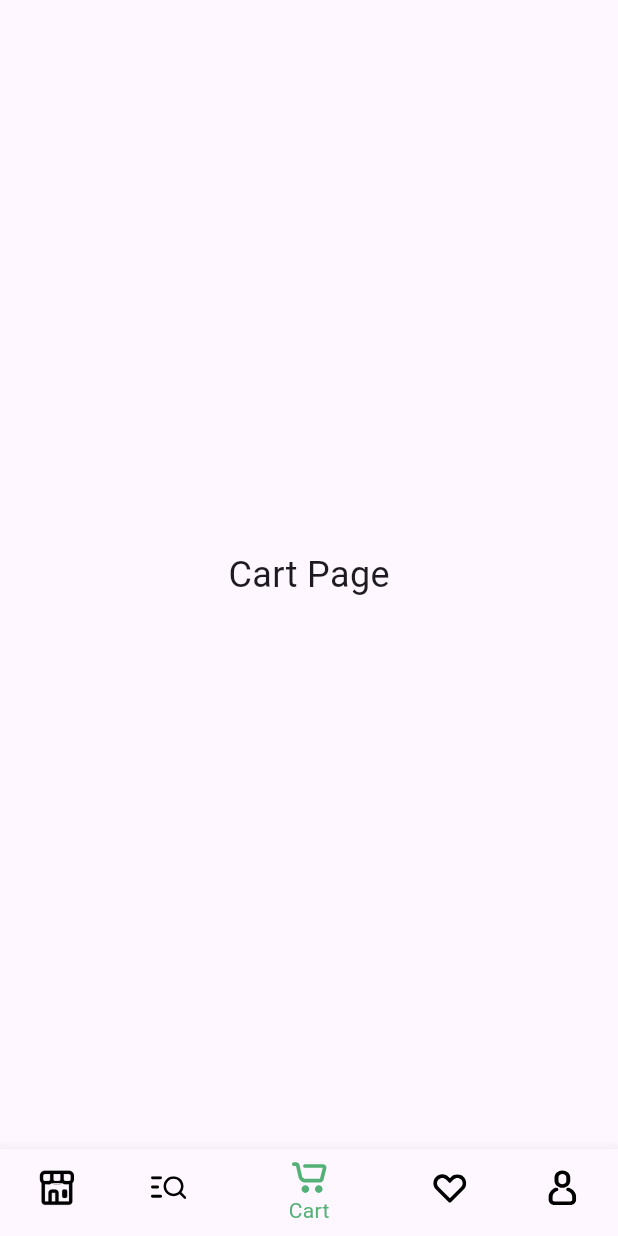
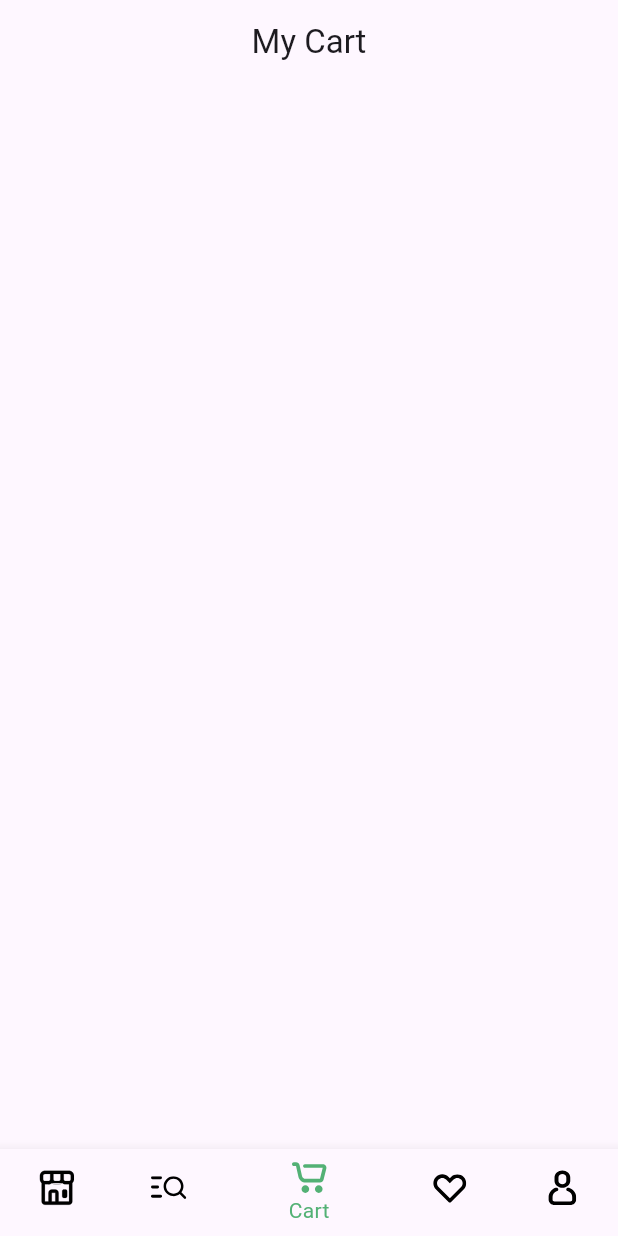
Before and after one commit to NGPTechWorld/PCITestApp, a Flutter app: the HomePage screen opened directly, item 3 of the bottom bar chosen, on a phone screen of 412 x 824 dp. Run offline on Flutter 3.47's test engine with Material 3 defaults, Android fonts, the light colour scheme and no system bars; our stand-ins replace flutter_svg, hexcolor.

Commit message:
add MyCart and OOP CartItem

```diff
--- /dev/null
+++ b/lib/CartUI.dart
@@ -0,0 +1,193 @@
+import 'package:flutter/material.dart';
+import 'package:flutter_svg/flutter_svg.dart';
+import 'package:hexcolor/hexcolor.dart';
+import 'package:pcitest/Moduls.dart';
+
+class CartUI extends StatefulWidget {
+  const CartUI({super.key});
+
+  @override
+  State<CartUI> createState() => _CartUIState();
+}
+
+class _CartUIState extends State<CartUI> {
+  @override
+  Widget build(BuildContext context) {
+    return Scaffold(
+      appBar: AppBar(title: Center(child: Text("My Cart"),),
+        automaticallyImplyLeading: false,),
+      body: Stack(
+        children: [
+          Padding(
+            padding: const EdgeInsets.all(8.0),
+            child: Container(
+                child: GridView.count(
+                  crossAxisCount:1,
+                  childAspectRatio: 2.5,
+                  children:CartItems.map((itemCart) => InkWell(
+                    onTap: (){
+                      print(itemCart);
+                    },
+                    child: Container(
+                        decoration: BoxDecoration(
+                          border:Border.all(color:HexColor("#E2E2E2")),
+                          borderRadius: BorderRadius.circular(20),
+                        ),
+                        child: Row(
+                          mainAxisAlignment: MainAxisAlignment.start,
+                          crossAxisAlignment:  CrossAxisAlignment.center,
+                          children: [
+                            Padding(
+                              padding: const EdgeInsets.all(8.0),
+                              child: Image.asset(itemCart.item.img,height: 100,width: 100,fit: BoxFit.contain,),
+                            ),
+                            Column(
+                              mainAxisAlignment: MainAxisAlignment.center,
+                              crossAxisAlignment:  CrossAxisAlignment.start,
+                              children: [
+                                Container(
+                                  padding: EdgeInsets.only(left: 10,top: 5),
+                                  alignment: AlignmentDirectional.centerStart,
+                                  child: FittedBox(
+                                    fit: BoxFit.contain,
+                                    child: Text(
+                                      itemCart.item.name,
+                                      style: TextStyle(
+                                        color: Colors.black,
+                                        fontSize: 16,
+                                      ),
+                                    ),
+                                  ),
+                                ),
+                                Container(
+                                  padding: EdgeInsets.only(left: 10,top: 5),
+                                  child: FittedBox(
+                                    fit: BoxFit.contain,
+                                    child: Text(
+                                      itemCart.item.descrption,
+                                      style: TextStyle(
+                                        color: HexColor("#7C7C7C"),
+                                        fontSize: 16,
+                                      ),
+                                      textAlign: TextAlign.left,
+                                    ),
+                                  ),
+                                ),
+                                Padding(
+                                  padding: const EdgeInsets.only(top: 20),
+                                  child: Row(
+                                    mainAxisAlignment: MainAxisAlignment.center,
+                                    crossAxisAlignment: CrossAxisAlignment.center,
+                                    children: [
+                                      Container(
+                                        alignment: AlignmentDirectional.centerEnd,
+                                        decoration: BoxDecoration(
+                                          border:Border.all(color:HexColor("#E2E2E2")),
+                                          borderRadius: BorderRadius.circular(20),
+                                        ),
+                                        child: MaterialButton(
+                                          shape: RoundedRectangleBorder(borderRadius:BorderRadius.circular(16)),
+                                          onPressed: (){
+                                            setState(() {
+                                              if(itemCart.number>1){
+                                                itemCart.number--;
+                                                itemCart.totalPrice -= itemCart.item.price;
+                                              }
+                                            });
+                                          },
+                                          minWidth: 30,
+                                          height: 40,
+                                          child: SvgPicture.asset("src/sub.svg",width: 15,color:  HexColor("#B3B3B3"),),
+                                        ),
+
+                                      ),
+                                      Container(
+                                        padding: EdgeInsets.only(left: 15,right: 15),
+                                        alignment: AlignmentDirectional.centerStart,
+                                        child: FittedBox(
+                                          fit: BoxFit.contain,
+                                          child: Text(
+                                            itemCart.number.toString(),
+                                            style: TextStyle(
+                                              color: Colors.black,
+                                              fontSize: 16,
+                                            ),
+                                          ),
+                                        ),
+                                      ),
+                                      Container(
+                                        alignment: AlignmentDirectional.centerEnd,
+                                        decoration: BoxDecoration(
+                                          border:Border.all(color:HexColor("#E2E2E2")),
+                                          borderRadius: BorderRadius.circular(20),
+                                        ),
+                                        child: MaterialButton(
+                                          shape: RoundedRectangleBorder(borderRadius:BorderRadius.circular(16)),
+                                          onPressed: (){
+                                            setState(() {
+                                              itemCart.number++;
+                                              itemCart.totalPrice +=itemCart.item.price;
+                                            });
+                                          },
+                                          minWidth: 30,
+                                          height: 40,
+                                          child: SvgPicture.asset("src/plus.svg",width: 15,color:  HexColor("#53B175"),),
+                                        ),
+
+                                      ),
+                                    ],
+                                  ),
+                                )
+
+                              ],
+                            ),
+                            Padding(
+                              padding: const EdgeInsets.only(left: 5),
+                              child: Column(
+                                mainAxisAlignment: MainAxisAlignment.start,
+                                crossAxisAlignment: CrossAxisAlignment.center,
+                                children: [
+                                  Container(
+
+                                    child: MaterialButton(
+                                        child: SvgPicture.asset("src/x.svg"),
+                                      onPressed: () => {
+                                      setState(() {
+                                        CartItems.remove(itemCart);
+                                      }
+                                    )}
+                                  ),
+                                  ),
+                                  SizedBox(height: 60,),
+                                  Container(
+                                    child: FittedBox(
+                                      fit: BoxFit.contain,
+                                      child: Text(
+                                        priceItem(itemCart.totalPrice),
+                                        style: TextStyle(
+                                          fontWeight: FontWeight.bold,
+                                          fontSize: 18,
+                                        ),
+                                        textAlign: TextAlign.left,
+                                      ),
+                                    ),
+                                  ),
+                                ],
+                              ),
+                            )
+                          ],
+                        )
+                    ),
+                  )).toList(),
+                )
+            ),
+          ),
+        ],
+      ),
+    );
+  }
+  String priceItem(double p){
+    return "\$"+p.toStringAsFixed(2);
+  }
+
+}
--- a/lib/CategorieItemUI.dart
+++ b/lib/CategorieItemUI.dart
@@ -12,6 +12,7 @@ class CategorieItemUI extends StatelessWidget {
   Widget build(BuildContext context) {
     return  Scaffold(
       appBar: AppBar(
+        backgroundColor: Colors.white,
         title: Center(child: Text(categorie.name)),
         actions: [
           Container(
@@ -109,7 +110,7 @@ class CategorieItemUI extends StatelessWidget {
                                   shape: RoundedRectangleBorder(borderRadius:BorderRadius.circular(16)),
                                   color: HexColor("#53B175"),
                                   onPressed: (){
-                                    print("d");
+                                    CartItems.add(ItemCart.name(item, 1, item.price));
                                   },
                                   minWidth: 30,
                                   height: 40,
@@ -129,6 +130,6 @@ class CategorieItemUI extends StatelessWidget {
     );
   }
   String priceItem(double p){
-    return "\$"+p.toString();
+    return "\$"+p.toStringAsFixed(2);
   }
 }
--- a/lib/HomePage.dart
+++ b/lib/HomePage.dart
@@ -1,6 +1,7 @@
 import 'package:flutter/material.dart';
 import 'package:hexcolor/hexcolor.dart';
 import 'package:flutter_svg/flutter_svg.dart';
+import 'package:pcitest/CartUI.dart';
 import 'package:pcitest/Explore.dart';
 
 class HomePage extends StatefulWidget {
@@ -17,7 +18,7 @@ class _HomePageState extends State<HomePage> {
   static List<Widget> _widgetOptions = <Widget>[
     StorePage(),
     Explore(),
-    CartPage(),
+    CartUI(),
     FavoritesPage(),
     ProfilePage(),
   ];
@@ -101,26 +102,6 @@ class StorePage extends StatelessWidget {
   }
 }
 
-class CategoriesPage extends StatelessWidget {
-  @override
-  Widget build(BuildContext context) {
-    return Scaffold(
-
-    );
-  }
-}
-
-class CartPage extends StatelessWidget {
-  @override
-  Widget build(BuildContext context) {
-    return Center(
-      child: Text(
-        'Cart Page',
-        style: TextStyle(fontSize: 24),
-      ),
-    );
-  }
-}
 
 class FavoritesPage extends StatelessWidget {
   @override
--- a/lib/Moduls.dart
+++ b/lib/Moduls.dart
@@ -2,7 +2,7 @@ import 'dart:ui';
 
 import 'package:hexcolor/hexcolor.dart';
 
-List<Item>CartItems=[];
+List<ItemCart>CartItems=[];
 List<Item>Beverages=[
   Item.name("Diet Coke", "355ml, Price", "src/Beverages/img1.png",1.99 ),
   Item.name("Sprite Can", "355ml, Price", "src/Beverages/img2.png", 1.50),
@@ -25,6 +25,13 @@ List<ItemCategoris>categorie=[
   ItemCategoris.name("Dairy & Eggs", "src/c5.png", HexColor("#FDE598"),[]),
   ItemCategoris.name("Beverages", "src/c6.png", HexColor("#B7DFF5"),[]),
 ];
+class ItemCart{
+  Item item;
+  int number;
+  double totalPrice;
+
+  ItemCart.name(this.item, this.number, this.totalPrice);
+}
 class ItemCategoris{
   String name,img;
   Color backgroundColor;
--- a/pubspec.yaml
+++ b/pubspec.yaml
@@ -77,6 +77,8 @@ flutter:
     - src/c5.png
     - src/c6.png
     - src/plus.svg
+    - src/sub.svg
+    - src/x.svg
     - src/Beverages/img1.png
     - src/Beverages/img2.png
     - src/Beverages/img3.png
```
Also changed, not shown: src/sub.svg (added), src/x.svg (added).
